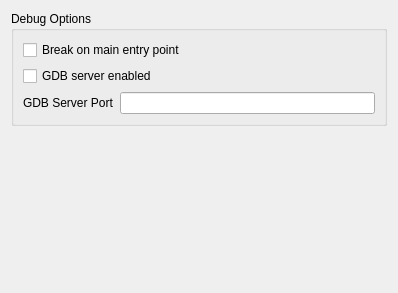
Old version of the form src/decaf-qt/ui/debugsettings.ui in the repository decaf-emu/decaf-emu.
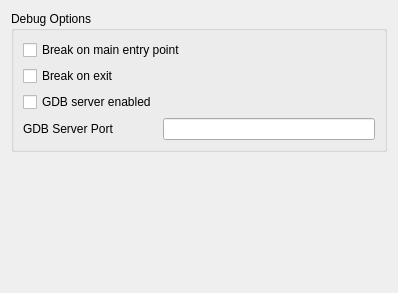
New version of the form.

Commit message: decaf: Add debug.break_on_exit option.

```diff
--- a/src/decaf-qt/ui/debugsettings.ui
+++ b/src/decaf-qt/ui/debugsettings.ui
@@ -20,7 +20,10 @@
       <string>Debug Options</string>
      </property>
      <layout class="QGridLayout" name="gridLayout_3">
-      <item row="2" column="0">
+      <item row="5" column="1">
+       <widget class="QLineEdit" name="lineEditGdbServerPort"/>
+      </item>
+      <item row="5" column="0">
        <widget class="QLabel" name="label">
         <property name="text">
          <string>GDB Server Port</string>
@@ -34,10 +37,14 @@
         </property>
        </widget>
       </item>
-      <item row="2" column="1">
-       <widget class="QLineEdit" name="lineEditGdbServerPort"/>
+      <item row="3" column="0">
+       <widget class="QCheckBox" name="checkBoxBreakExit">
+        <property name="text">
+         <string>Break on exit</string>
+        </property>
+       </widget>
       </item>
-      <item row="1" column="0" colspan="2">
+      <item row="4" column="0">
        <widget class="QCheckBox" name="checkBoxGdbServerEnabled">
         <property name="text">
          <string>GDB server enabled</string>
```
The commit also changes 5 other files.
